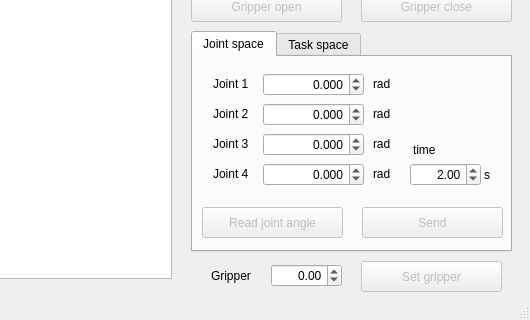
This is open_manipulator_control_gui/ui/main_window.ui in ROBOTIS-GIT/open_manipulator as Qt 5 draws it before an edit; both pictures show x 379 to 909 and y 258 to 578 of the 909 by 578 pixel window. The edited form follows.
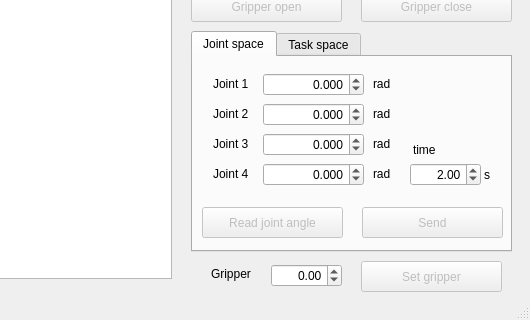
This is the edited form. Icons and pictures are not drawn.

Commit message: Move label_37 up in control_gui

```diff
--- a/open_manipulator_control_gui/ui/main_window.ui
+++ b/open_manipulator_control_gui/ui/main_window.ui
@@ -1047,9 +1047,9 @@
     <property name="geometry">
      <rect>
       <x>590</x>
-      <y>508</y>
+      <y>503</y>
       <width>59</width>
-      <height>14</height>
+      <height>20</height>
      </rect>
     </property>
     <property name="text">
```
